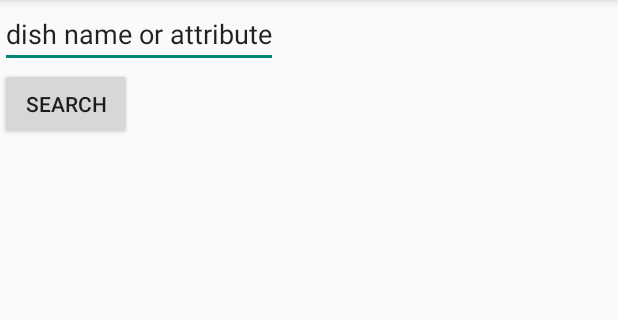
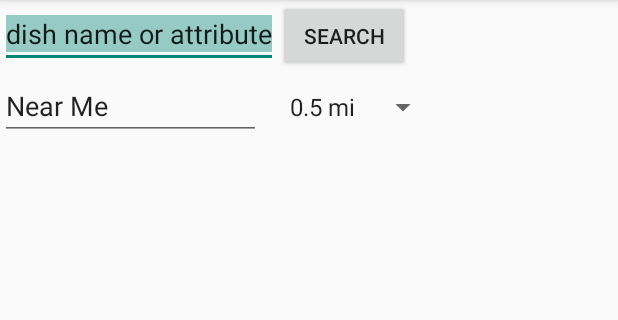
Before and after one commit to vishaldhiman/vc_android_native, an Android app: the screen it shows after launch (MainActivity), after a tap on "SEARCH", on a phone screen of 412 x 824 dp, the part 84-404 px from its top. Run offline under Robolectric (Android 15) with nearby library versions, the phone set to English and light mode, and no system bars.

Commit message:
working on adding location based searches

```diff
--- a/app/build.gradle
+++ b/app/build.gradle
@@ -22,4 +22,5 @@ android {
 dependencies {
     compile fileTree(dir: 'libs', include: ['*.jar'])
     compile 'com.android.support:appcompat-v7:21.0.3'
+    compile 'com.google.android.gms:play-services:6.5.87'
 }
--- a/app/src/main/AndroidManifest.xml
+++ b/app/src/main/AndroidManifest.xml
@@ -2,6 +2,8 @@
 <manifest xmlns:android="http://schemas.android.com/apk/res/android"
     package="com.vchoose.searchdishes" >
     <uses-permission android:name="android.permission.INTERNET"/>
+    <uses-permission android:name="android.permission.ACCESS_COARSE_LOCATION"/>
+
     <application
         android:allowBackup="true"
         android:icon="@drawable/ic_launcher"
--- a/app/src/main/java/com/vchoose/searchdishes/MainActivity.java
+++ b/app/src/main/java/com/vchoose/searchdishes/MainActivity.java
@@ -3,6 +3,7 @@ package com.vchoose.searchdishes;
 import android.app.ListActivity;
 import android.app.ProgressDialog;
 import android.content.Context;
+import android.location.Location;
 import android.os.AsyncTask;
 import android.os.Bundle;
 import android.support.v7.app.ActionBarActivity;
@@ -10,11 +11,18 @@ import android.util.Log;
 import android.view.Menu;
 import android.view.MenuItem;
 import android.view.View;
+import android.widget.ArrayAdapter;
 import android.widget.EditText;
 import android.widget.ListAdapter;
 import android.widget.ListView;
 import android.widget.SimpleAdapter;
+import android.widget.Spinner;
 
+import com.google.android.gms.common.ConnectionResult;
+import com.google.android.gms.common.api.GoogleApiClient;
+import com.google.android.gms.common.api.GoogleApiClient.ConnectionCallbacks;
+import com.google.android.gms.common.api.GoogleApiClient.OnConnectionFailedListener;
+import com.google.android.gms.location.LocationServices;
 import com.vchoose.searchdishes.util.VcJsonReader;
 
 import org.json.JSONArray;
@@ -22,16 +30,11 @@ import org.json.JSONException;
 import org.json.JSONObject;
 import org.json.JSONTokener;
 
-import java.net.URLEncoder;
 import java.util.ArrayList;
 import java.util.HashMap;
 
 
-public class MainActivity extends ActionBarActivity {
-    private String url_prefix = "http://vchoose.us/api/v1/public/search.json?";
-    private String loc = "search_locations=";
-    private String keyword = "search_tags=";
-    private String radius = "search_radius=";
+public class MainActivity extends ActionBarActivity implements ConnectionCallbacks, OnConnectionFailedListener {
 
     private Context context;
     private static String url = "http://docs.blackberry.com/sampledata.json";
@@ -41,26 +44,60 @@ public class MainActivity extends ActionBarActivity {
     private static final String fuel = "fuel";
 
     EditText mEdit;
+    EditText locationEdit;
+    Location mLastLocation;
+    GoogleApiClient mGoogleApiClient;
 
     ArrayList<HashMap<String, String>> jsonlist = new ArrayList<HashMap<String, String>>();
 
     ListView lv ;
-
-    public String buildUrl(String location, String search_keyword, String rad) {
-        String encoded_url = URLEncoder.encode(loc+location+"&"+keyword+search_keyword+"&"+radius+rad);
-        return url_prefix+encoded_url;
-    }
 
     @Override
     protected void onCreate(Bundle savedInstanceState) {
         super.onCreate(savedInstanceState);
         setContentView(R.layout.activity_main_gridlayout);
         mEdit   = (EditText)findViewById(R.id.editText);
+        locationEdit = (EditText)findViewById(R.id.editTextLocation);
         Log.i("MyActivity","inside onCreate");
         //new ProgressTask(MainActivity.this).execute();
+
+        Spinner spinner = (Spinner) findViewById(R.id.spinner);
+        ArrayAdapter<CharSequence> adapter = ArrayAdapter.createFromResource(this,
+                R.array.radius_array, android.R.layout.simple_spinner_item);
+        adapter.setDropDownViewResource(android.R.layout.simple_spinner_dropdown_item);
+        spinner.setAdapter(adapter);
+
+        buildGoogleApiClient();
     }
 
+    protected synchronized void buildGoogleApiClient() {
+        mGoogleApiClient = new GoogleApiClient.Builder(this)
+                .addConnectionCallbacks(this)
+                .addOnConnectionFailedListener(this)
+                .addApi(LocationServices.API)
+                .build();
+    }
 
+    @Override
+    public void onConnectionSuspended(int i) {
+        Log.v("MainActivity","Inside onConnectionSuspended "+i);
+    }
+
+    @Override
+    public void onConnectionFailed(ConnectionResult result) {
+        Log.v("MainActivity","Inside onConnectionFailed "+result.toString());
+    }
+
+    @Override
+    public void onConnected(Bundle connectionHint) {
+        mLastLocation = LocationServices.FusedLocationApi.getLastLocation(
+                mGoogleApiClient);
+        /*
+        if (mLastLocation != null) {
+            mLatitudeText.setText(String.valueOf(mLastLocation.getLatitude()));
+            mLongitudeText.setText(String.valueOf(mLastLocation.getLongitude()));
+        }*/
+    }
     @Override
     public boolean onCreateOptionsMenu(Menu menu) {
         // Inflate the menu; this adds items to the action bar if it is present.
@@ -74,11 +111,38 @@ public class MainActivity extends ActionBarActivity {
         Log.v("MyActivity","inside doSearch. keyword: "+keyword);
         //this.me
 
-        String json_url = buildUrl("Highland Park, Pittsburgh",keyword,"3");
+        if (mGoogleApiClient == null) {
+            mGoogleApiClient = new GoogleApiClient.Builder(this)
+                    .addConnectionCallbacks(this)
+                    .addOnConnectionFailedListener(this)
+                    .addApi(LocationServices.API)
+                    .build();
+        }
+
+        mLastLocation = LocationServices.FusedLocationApi.getLastLocation(
+                mGoogleApiClient);
+
+        try {
+            //String json_url = buildUrl("Highland Park, Pittsburgh", keyword, "3");
 
             //clear the data before downloading again
-        jsonlist.clear();
-        new ProgressTask(MainActivity.this).execute(json_url);
+            jsonlist.clear();
+
+            if (locationEdit.getText().toString() != null) {
+                if (locationEdit.getText().toString().trim().equalsIgnoreCase("near me")) {
+                    double lat = mLastLocation.getLatitude();
+                    double lon = mLastLocation.getLongitude();
+                    new ProgressTask(MainActivity.this).execute(lat+","+lon, keyword, "3");
+                } else {
+                    new ProgressTask(MainActivity.this).execute(locationEdit.getText().toString(), keyword, "3");
+                }
+            } else {
+                Log.i("MainActivity","Location is null, so will resort to default location");
+                new ProgressTask(MainActivity.this).execute("Shadyside Pittsburgh PA", keyword, "3");
+            }
+        } catch (Exception e) {
+            e.printStackTrace();
+        }
     }
 
     @Override
@@ -129,7 +193,7 @@ public class MainActivity extends ActionBarActivity {
             ListAdapter adapter = new SimpleAdapter(context, jsonlist, R.layout.list_activity, new String[] { type, color, fuel }, new int[] { R.id.vehicleType, R.id.vehicleColor, R.id.fuel });
             ListView myList=(ListView)findViewById(android.R.id.list);
 
-            //myList.setAdapter(null);
+            myList.setAdapter(null);
 
             myList.setAdapter(adapter);
 
@@ -142,12 +206,15 @@ public class MainActivity extends ActionBarActivity {
 
             VcJsonReader jParser = new VcJsonReader();
 
-            String download_url = args[0];
+            //String download_url = args[0];
+            String location = args[0];
+            String keyword = args[1];
+            String radius = args[2];
 
-            Log.v("MainActivity","Download URL:\n"+download_url);
+            //Log.v("MainActivity","Download URL:\n"+download_url);
 
             //JSONArray json = jParser.getJSONFromUrl(url);
-            String response = jParser.getJSONFromUrl(download_url);
+            String response = jParser.getJSONFromUrl(location,keyword,radius);
 
             try {
 
@@ -178,6 +245,7 @@ public class MainActivity extends ActionBarActivity {
                 JSONArray dishes = table.getJSONObject("dishes").getJSONArray("results");
 
                 Log.v("MainActivity","Downloaded Dishes:\n"+dishes);
+                jsonlist.clear();
 
                 for (int i = 0; i < dishes.length(); i++) {
                     HashMap<String, String> map = new HashMap<String, String>();
@@ -186,7 +254,13 @@ public class MainActivity extends ActionBarActivity {
 
                     map.put(type, dish.getString("name"));
                     map.put(color, dish.getJSONObject("restaurant").getString("name"));
-                    map.put(fuel, dish.getString("price_in_dollars"));
+
+                    String price =dish.getString("price_in_dollars");
+
+                    if ((price == null) || price.equals("null"))
+                        map.put(fuel, "");
+                    else
+                        map.put(fuel,price);
 
 
                     jsonlist.add(map);
--- a/app/src/main/res/layout/activity_main_gridlayout.xml
+++ b/app/src/main/res/layout/activity_main_gridlayout.xml
@@ -7,6 +7,7 @@
         android:id="@+id/editText"
         android:layout_row="0"
         android:layout_column="0"
+        android:selectAllOnFocus="true"
         android:text="dish name or attribute"
         android:layout_gravity="left" />
 
@@ -15,13 +16,30 @@
         android:layout_height="wrap_content"
         android:text="Search"
         android:id="@+id/button"
-        android:layout_row="1"
-        android:layout_column="0"
+        android:layout_row="0"
+        android:layout_column="1"
         android:onClick="doSearch"
         />
 
+    <EditText
+        android:id="@+id/editTextLocation"
+        android:layout_row="1"
+        android:layout_column="0"
+        android:selectAllOnFocus="true"
+        android:text="Near Me                     "
+        android:layout_gravity="left" />
+
+
+    <Spinner
+        android:layout_width="wrap_content"
+        android:layout_height="wrap_content"
+        android:id="@+id/spinner"
+        android:layout_row="1"
+        android:layout_column="1" />
+
     <ListView
         android:id="@android:id/list"
+        android:layout_columnSpan="3"
         android:layout_row="2"
         android:layout_column="0" />
 </GridLayout>
--- a/app/src/main/res/values/strings.xml
+++ b/app/src/main/res/values/strings.xml
@@ -5,5 +5,17 @@
     <string name="hello_world">Hello world!</string>
     <string name="action_settings">Settings</string>
     <string name="myColor">#F5F5F5</string>
+    <string-array name="radius_array">
+        <item>0.5 mi</item>
+        <item>1 mi</item>
+        <item>1.5 mi</item>
+        <item>2 mi</item>
+        <item>3 mi</item>
+        <item>5 mi</item>
+        <item>7.5 mi</item>
+        <item>10 mi</item>
+        <item>15 mi</item>
+        <item>20 mi</item>
+    </string-array>
 
 </resources>
```
Also changed, not shown: app/src/main/java/com/vchoose/searchdishes/util/VcJsonReader.java (+24 -1 lines), 2 other files.
